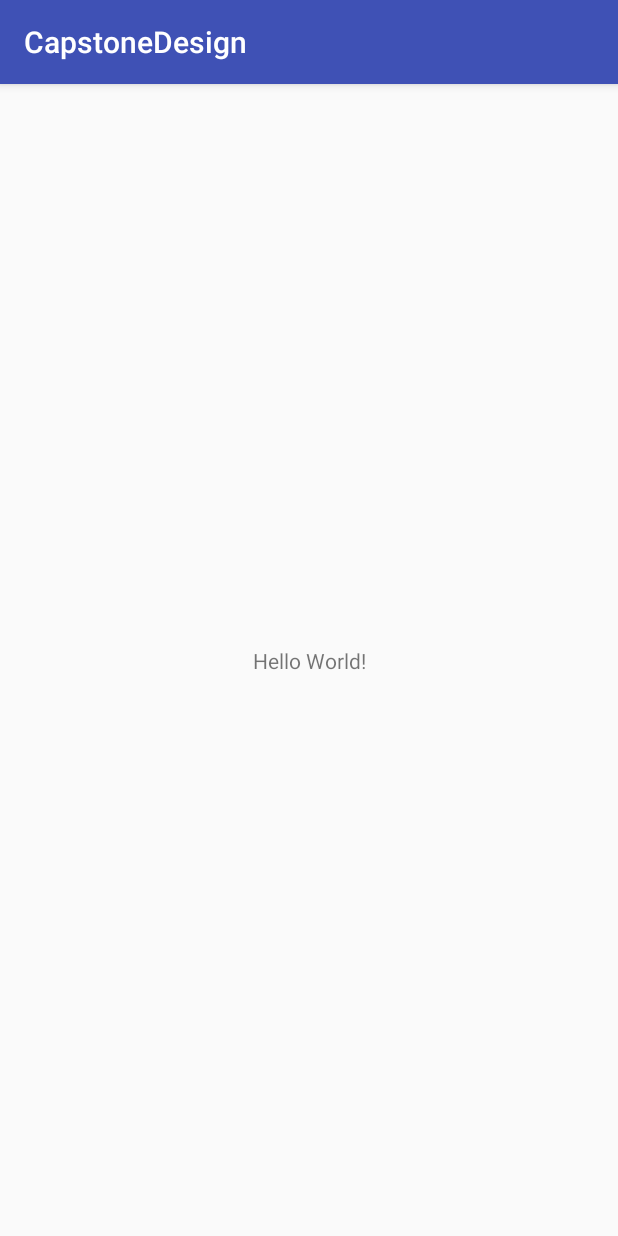
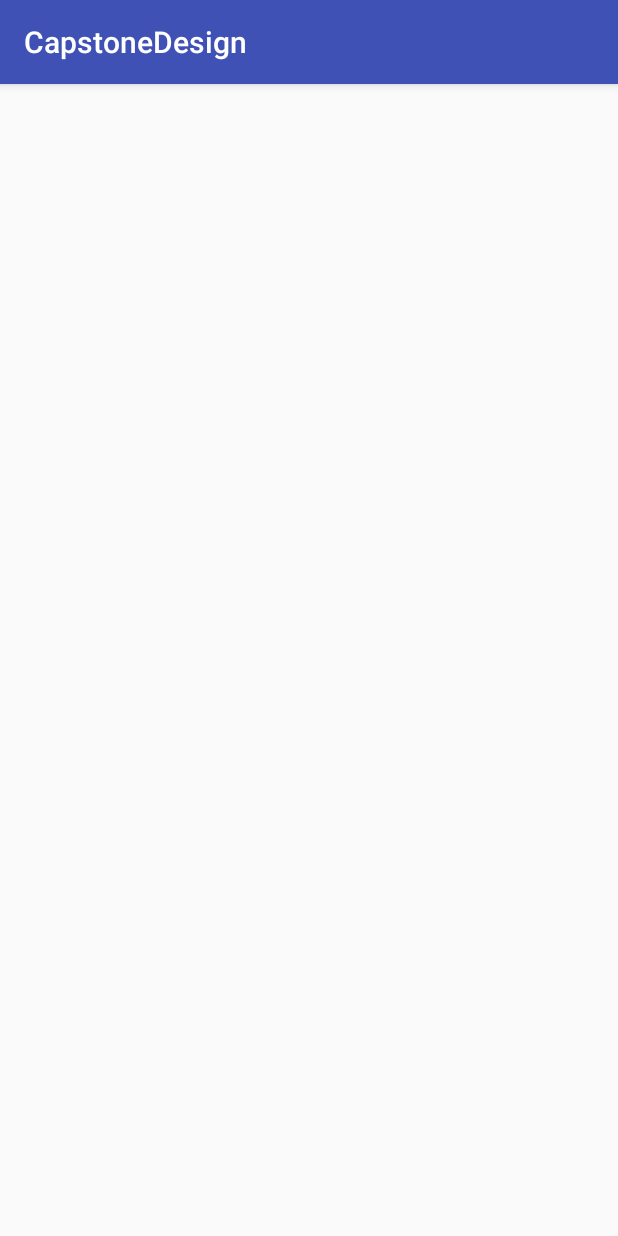
Before and after one commit to sungdea/capstone_design_src, an Android app: the screen it shows after launch (MainActivity), on a phone screen of 412 x 824 dp. Run offline under Robolectric (Android 15) with nearby library versions, the phone set to English and light mode, and no system bars.

Commit message:
voice_conversion
voice_conversion

```diff
--- a/Android/CapstoneDesign/app/src/main/java/com/a2013myway/team/capstonedesign/MainActivity.java
+++ b/Android/CapstoneDesign/app/src/main/java/com/a2013myway/team/capstonedesign/MainActivity.java
@@ -2,12 +2,28 @@ package com.a2013myway.team.capstonedesign;
 
 import android.support.v7.app.AppCompatActivity;
 import android.os.Bundle;
+import android.speech.tts.TextToSpeech;
+import android.speech.tts.TextToSpeech.OnInitListener;
 
-public class MainActivity extends AppCompatActivity {
+public class MainActivity extends AppCompatActivity implements OnInitListener {
 
+    private TextToSpeech myTTS;
     @Override
     protected void onCreate(Bundle savedInstanceState) {
         super.onCreate(savedInstanceState);
         setContentView(R.layout.activity_main);
+
+        myTTS = new TextToSpeech(this, this);
+    }
+    public void onInit(int status) {
+        String myText1 = "one of my favorite acotors";
+        String myText2 = "한글이 인식이 안됩니다!";
+        myTTS.speak(myText1, TextToSpeech.QUEUE_FLUSH, null);
+        myTTS.speak(myText2, TextToSpeech.QUEUE_ADD, null);
+    }
+    @Override
+    protected void onDestroy() {
+        super.onDestroy();
+        myTTS.shutdown();
     }
 }
--- a/Android/CapstoneDesign/app/src/main/res/layout/activity_main.xml
+++ b/Android/CapstoneDesign/app/src/main/res/layout/activity_main.xml
@@ -6,13 +6,4 @@
     android:layout_height="match_parent"
     tools:context="com.a2013myway.team.capstonedesign.MainActivity">
 
-    <TextView
-        android:layout_width="wrap_content"
-        android:layout_height="wrap_content"
-        android:text="Hello World!"
-        app:layout_constraintBottom_toBottomOf="parent"
-        app:layout_constraintLeft_toLeftOf="parent"
-        app:layout_constraintRight_toRightOf="parent"
-        app:layout_constraintTop_toTopOf="parent" />
-
 </android.support.constraint.ConstraintLayout>
```
